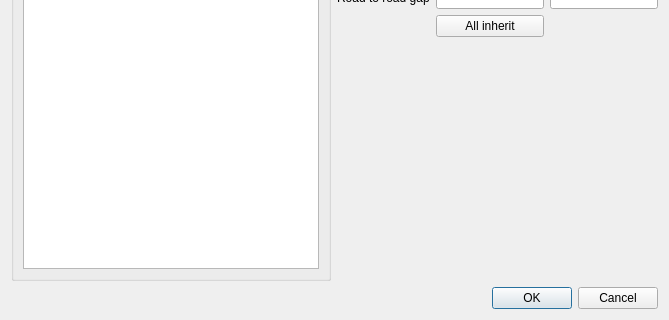
usiksan/SaliCAD, file src/windows/SdDRuleEditor.ui: the form before one commit; both pictures show x 0 to 669 and y 184 to 504 of the 669 by 504 pixel window.
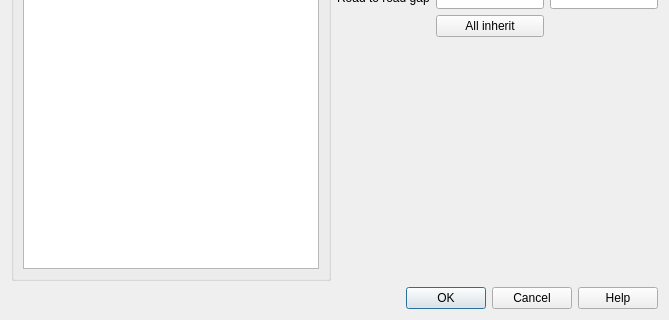
The form after the commit.

Commit message: Begin SdDRuleEditor help.

The edit to the form file:
```diff
--- a/src/windows/SdDRuleEditor.ui
+++ b/src/windows/SdDRuleEditor.ui
@@ -157,7 +157,7 @@
       <enum>Qt::Horizontal</enum>
      </property>
      <property name="standardButtons">
-      <set>QDialogButtonBox::Cancel|QDialogButtonBox::Ok</set>
+      <set>QDialogButtonBox::Cancel|QDialogButtonBox::Help|QDialogButtonBox::Ok</set>
      </property>
     </widget>
    </item>
```
The commit also changes 2 other files.
